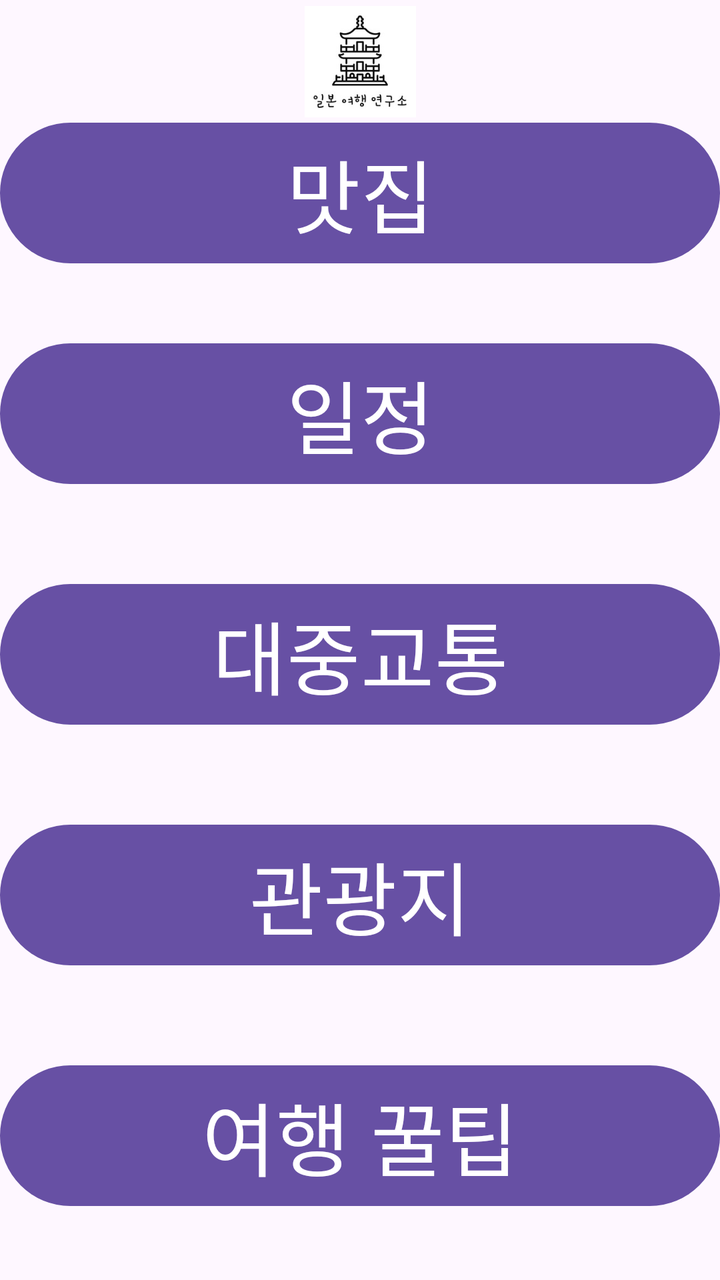
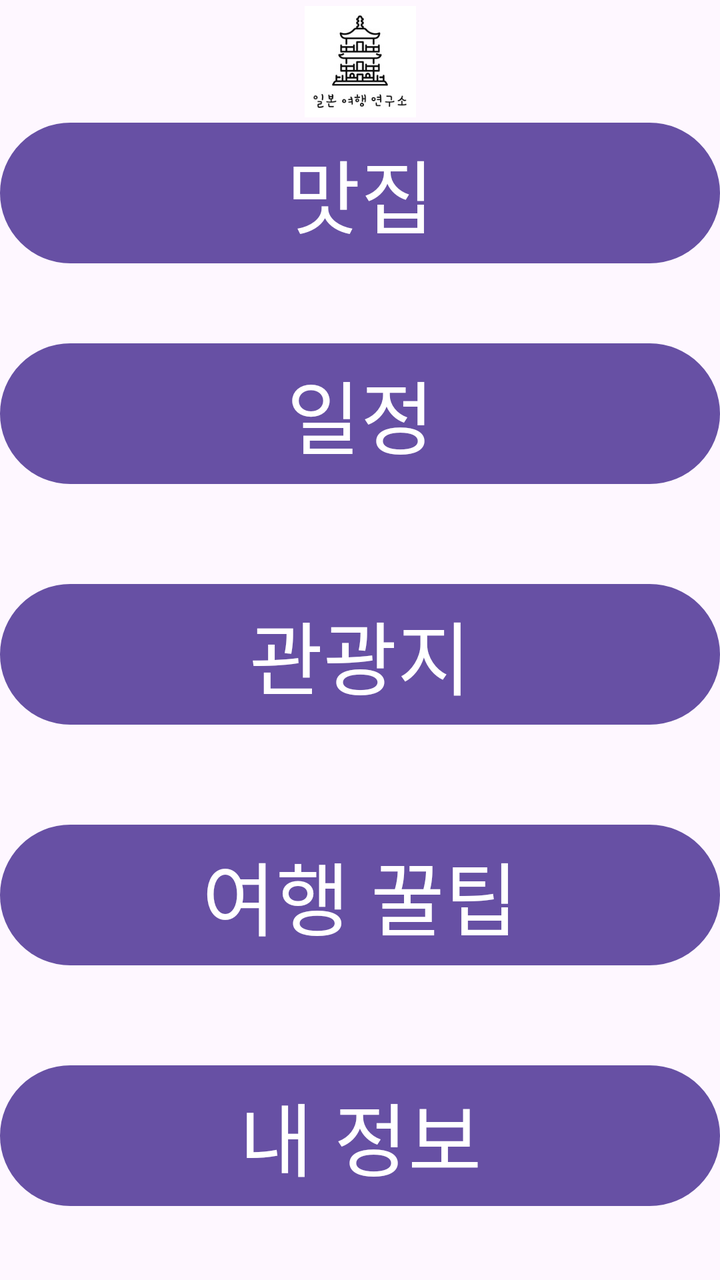

An Android layout rendered at two revisions. The XML below is the earlier revision; the diff shows what the commit changed to produce the second picture.
<!-- AndroidManifest.xml: application theme Theme.Japantravelproject -->
<!-- res/layout/activity_mainactivity.xml -->
<?xml version="1.0" encoding="utf-8"?>
<androidx.constraintlayout.widget.ConstraintLayout xmlns:android="http://schemas.android.com/apk/res/android"
    xmlns:app="http://schemas.android.com/apk/res-auto"
    xmlns:tools="http://schemas.android.com/tools"
    android:layout_width="match_parent"
    android:layout_height="match_parent">

    <ImageView
        android:id="@+id/logo"
        android:layout_width="0dp"
        android:layout_height="0dp"
        android:layout_marginTop="3dp"
        android:layout_marginBottom="109dp"
        android:src="@drawable/logo"
        app:layout_constraintBottom_toTopOf="@+id/main_schedule"
        app:layout_constraintEnd_toEndOf="parent"
        app:layout_constraintStart_toStartOf="parent"
        app:layout_constraintTop_toTopOf="parent" />

    <Button
        android:id="@+id/main_masjib"
        android:layout_width="0dp"
        android:layout_height="wrap_content"
        android:layout_marginBottom="32dp"
        android:text="맛집"
        android:textSize="40dp"
        app:layout_constraintBottom_toTopOf="@+id/main_schedule"
        app:layout_constraintEnd_toEndOf="parent"
        app:layout_constraintStart_toStartOf="parent" />

    <Button
        android:id="@+id/main_schedule"
        android:layout_width="0dp"
        android:layout_height="wrap_content"
        android:layout_marginBottom="42dp"
        android:text="일정"
        android:textSize="40dp"
        app:layout_constraintBottom_toTopOf="@+id/main_traffic"
        app:layout_constraintEnd_toEndOf="parent"
        app:layout_constraintStart_toStartOf="parent"
        app:layout_constraintTop_toBottomOf="@+id/logo" />

    <Button
        android:id="@+id/main_traffic"
        android:layout_width="0dp"
        android:layout_height="wrap_content"
        android:layout_marginBottom="42dp"
        android:text="대중교통"
        android:textSize="40dp"
        app:layout_constraintBottom_toTopOf="@+id/main_touristattraction"
        app:layout_constraintEnd_toEndOf="parent"
        app:layout_constraintStart_toStartOf="parent"
        app:layout_constraintTop_toBottomOf="@+id/main_schedule" />

    <Button
        android:id="@+id/main_touristattraction"
        android:layout_width="0dp"
        android:layout_height="wrap_content"
        android:layout_marginBottom="42dp"
        android:text="관광지"
        android:textSize="40dp"
        app:layout_constraintBottom_toTopOf="@+id/main_traveltips"
        app:layout_constraintEnd_toEndOf="parent"
        app:layout_constraintStart_toStartOf="parent"
        app:layout_constraintTop_toBottomOf="@+id/main_traffic" />

    <Button
        android:id="@+id/main_traveltips"
        android:layout_width="0dp"
        android:layout_height="wrap_content"
        android:layout_marginBottom="33dp"
        android:text="여행 꿀팁"
        android:textSize="40dp"
        app:layout_constraintBottom_toBottomOf="parent"
        app:layout_constraintEnd_toEndOf="parent"
        app:layout_constraintStart_toStartOf="parent"
        app:layout_constraintTop_toBottomOf="@+id/main_touristattraction" />
</androidx.constraintlayout.widget.ConstraintLayout>
<!-- resources referenced by this layout -->
<resources>
  <!-- drawable logo: png bitmap (drawable, 7898 bytes) -->
  <style name="Theme.Japantravelproject" parent="Base.Theme.Japantravelproject" />
  <style name="Base.Theme.Japantravelproject" parent="Theme.Material3.DayNight.NoActionBar">
          
          
      </style>
</resources>

<!-- the commit's change to res/layout/activity_mainactivity.xml (unified diff, before → after) -->
@@ -35,22 +35,10 @@
         android:layout_marginBottom="42dp"
         android:text="일정"
         android:textSize="40dp"
-        app:layout_constraintBottom_toTopOf="@+id/main_traffic"
+        app:layout_constraintBottom_toTopOf="@+id/main_touristattraction"
         app:layout_constraintEnd_toEndOf="parent"
         app:layout_constraintStart_toStartOf="parent"
         app:layout_constraintTop_toBottomOf="@+id/logo" />
-
-    <Button
-        android:id="@+id/main_traffic"
-        android:layout_width="0dp"
-        android:layout_height="wrap_content"
-        android:layout_marginBottom="42dp"
-        android:text="대중교통"
-        android:textSize="40dp"
-        app:layout_constraintBottom_toTopOf="@+id/main_touristattraction"
-        app:layout_constraintEnd_toEndOf="parent"
-        app:layout_constraintStart_toStartOf="parent"
-        app:layout_constraintTop_toBottomOf="@+id/main_schedule" />
 
     <Button
         android:id="@+id/main_touristattraction"
@@ -62,17 +50,29 @@
         app:layout_constraintBottom_toTopOf="@+id/main_traveltips"
         app:layout_constraintEnd_toEndOf="parent"
         app:layout_constraintStart_toStartOf="parent"
-        app:layout_constraintTop_toBottomOf="@+id/main_traffic" />
+        app:layout_constraintTop_toBottomOf="@+id/main_schedule" />
 
     <Button
         android:id="@+id/main_traveltips"
         android:layout_width="0dp"
         android:layout_height="wrap_content"
+        android:layout_marginBottom="42dp"
+        android:text="여행 꿀팁"
+        android:textSize="40dp"
+        app:layout_constraintBottom_toTopOf="@+id/main_Myinformation"
+        app:layout_constraintEnd_toEndOf="parent"
+        app:layout_constraintStart_toStartOf="parent"
+        app:layout_constraintTop_toBottomOf="@+id/main_touristattraction" />
+
+    <Button
+        android:id="@+id/main_Myinformation"
+        android:layout_width="0dp"
+        android:layout_height="wrap_content"
         android:layout_marginBottom="33dp"
-        android:text="여행 꿀팁"
+        android:text="내 정보"
         android:textSize="40dp"
         app:layout_constraintBottom_toBottomOf="parent"
         app:layout_constraintEnd_toEndOf="parent"
         app:layout_constraintStart_toStartOf="parent"
-        app:layout_constraintTop_toBottomOf="@+id/main_touristattraction" />
+        app:layout_constraintTop_toBottomOf="@+id/main_traveltips" />
 </androidx.constraintlayout.widget.ConstraintLayout>
